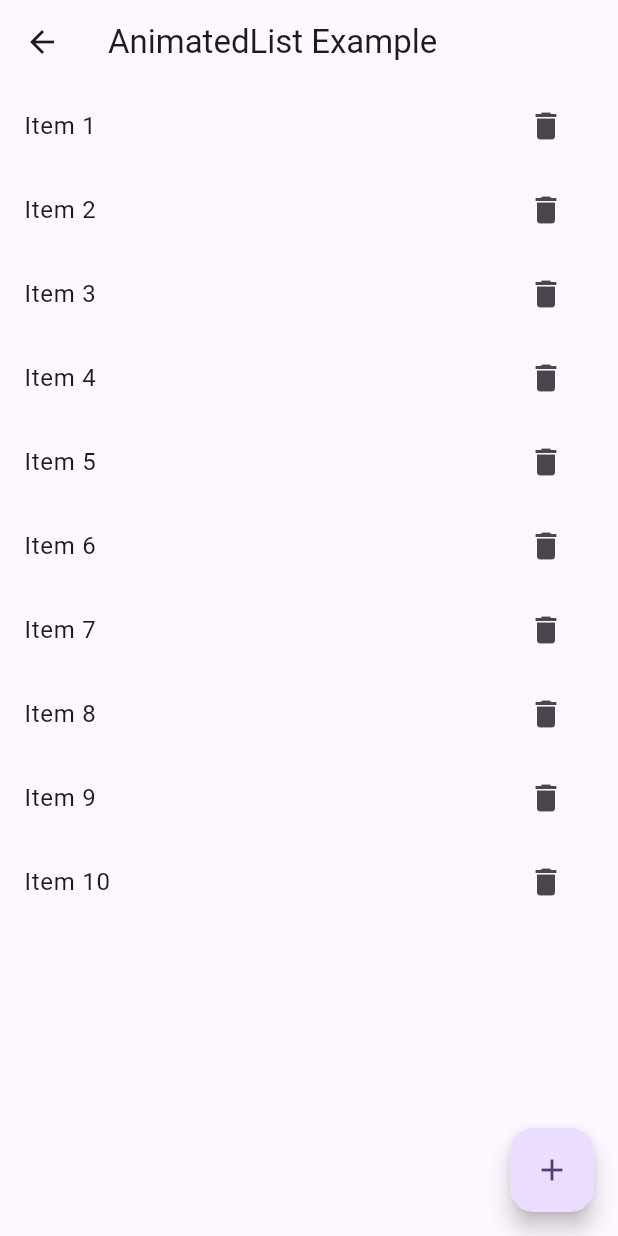
After one commit to DevUsama007/flutter-implicit-animations-playground, a Flutter app: the AnimatedListExample screen opened directly, after a tap on the "add" icon, after a tap on the "delete" icon, on a phone screen of 412 x 824 dp. The commit adds this screen. Run offline on Flutter 3.47's test engine with Material 3 defaults, Android fonts, the light colour scheme and no system bars; our stand-ins replace flutter_screenutil.

Commit message:
tween animation code is updated

```diff
--- a/lib/animationWidget.s/animatedAlighn.dart
+++ b/lib/animationWidget/animatedAlighn.dart
@@ -1,6 +1,6 @@
 import 'dart:async';
 
-import 'package:animationandscreenutil/animationWidget.s/animatedSwitcher.dart';
+import 'package:animationandscreenutil/animationWidget/animatedSwitcher.dart';
 import 'package:flutter/material.dart';
 import 'package:flutter_screenutil/flutter_screenutil.dart';
 
--- a/lib/animationWidget.s/animatedContainer.dart
+++ b/lib/animationWidget/animatedContainer.dart
@@ -1,4 +1,4 @@
-import 'package:animationandscreenutil/animationWidget.s/animatedSwitcher.dart';
+import 'package:animationandscreenutil/animationWidget/animatedSwitcher.dart';
 import 'package:flutter/material.dart';
 import 'package:flutter_screenutil/flutter_screenutil.dart';
 
--- /dev/null
+++ b/lib/animationWidget/animatedList.dart
@@ -0,0 +1,84 @@
+import 'dart:async';
+
+import 'package:flutter/material.dart';
+
+class AnimatedListExample extends StatefulWidget {
+  const AnimatedListExample({super.key});
+
+  @override
+  State<AnimatedListExample> createState() => _AnimatedListExampleState();
+}
+
+class _AnimatedListExampleState extends State<AnimatedListExample> {
+  final GlobalKey<AnimatedListState> _listKey = GlobalKey();
+  final List<int> _items = [];
+  final List<int> allitems = [1, 2, 3, 4, 5, 6, 7, 8, 9, 10];
+  void _addItem() {
+    final int index = _items.length;
+    _items.add(index + 1);
+    _listKey.currentState!.insertItem(
+      index,
+      duration: const Duration(milliseconds: 500),
+    );
+  }
+
+  void _removeItem(int index) {
+    final int removedItem = _items.removeAt(index);
+    _listKey.currentState!.removeItem(
+      index,
+      (context, animation) => SlideTransition(
+        position: Tween<Offset>(
+          begin: Offset(0, 0),
+          end: Offset(1, 0),
+        ).animate(animation),
+        child: ListTile(
+          title: Text('Item $removedItem'),
+        ),
+      ),
+    );
+  }
+
+  @override
+  void initState() {
+    super.initState();
+    Timer(
+      Duration(seconds: 3),
+      () {
+        setState(() {
+          _items.addAll(allitems);
+        });
+      },
+    );
+  }
+
+  @override
+  Widget build(BuildContext context) {
+    return Scaffold(
+      appBar: AppBar(title: const Text("AnimatedList Example")),
+      body: Container(
+        child: _items.length == 0
+            ? Center(child: CircularProgressIndicator())
+            : AnimatedList(
+                key: _listKey,
+                initialItemCount: _items.length,
+                itemBuilder: (context, index, animation) {
+                  return SizeTransition(
+                    sizeFactor: animation,
+                    child: ListTile(
+                      title: Text('Item ${_items[index]}'),
+                      trailing: IconButton(
+                        icon: const Icon(Icons.delete),
+                        onPressed: () => _removeItem(index),
+                      ),
+                    ),
+                  );
+                },
+              ),
+      ),
+      floatingActionButton: FloatingActionButton(
+        onPressed: _addItem,
+        child: const Icon(Icons.add),
+      ),
+    );
+  }
+}
--- a/lib/animationWidget.s/animatedPossition.dart
+++ b/lib/animationWidget/animatedPossition.dart
@@ -1,6 +1,6 @@
 import 'dart:async';
 
-import 'package:animationandscreenutil/animationWidget.s/animatedSwitcher.dart';
+import 'package:animationandscreenutil/animationWidget/animatedSwitcher.dart';
 import 'package:flutter/material.dart';
 import 'package:flutter_screenutil/flutter_screenutil.dart';
 
--- a/lib/main.dart
+++ b/lib/main.dart
@@ -2,7 +2,7 @@ import 'package:animationandscreenutil/homepage.dart';
 import 'package:flutter/material.dart';
 import 'package:flutter_screenutil/flutter_screenutil.dart';
 
-import 'animationWidget.s/animatedtext.dart';
+import 'animationWidget/animatedtext.dart';
 
 void main() {
   runApp(const MyApp());
```
Also changed, not shown: lib/animationWidget/tweenAnimation.dart (added, +48 -0 lines), lib/homepage.dart (+26 -8 lines), lib/animationWidget/animatedCrossFade.dart (renamed from lib/animationWidget.s/animatedCrossFade.dart), lib/animationWidget/animatedOpacity.dart (renamed from lib/animationWidget.s/animatedOpacity.dart), lib/animationWidget/animatedPadding.dart (renamed from lib/animationWidget.s/animatedPadding.dart), lib/animationWidget/animatedSwitcher.dart (renamed from lib/animationWidget.s/animatedSwitcher.dart), lib/animationWidget/animatedtext.dart (renamed from lib/animationWidget.s/animatedtext.dart).
